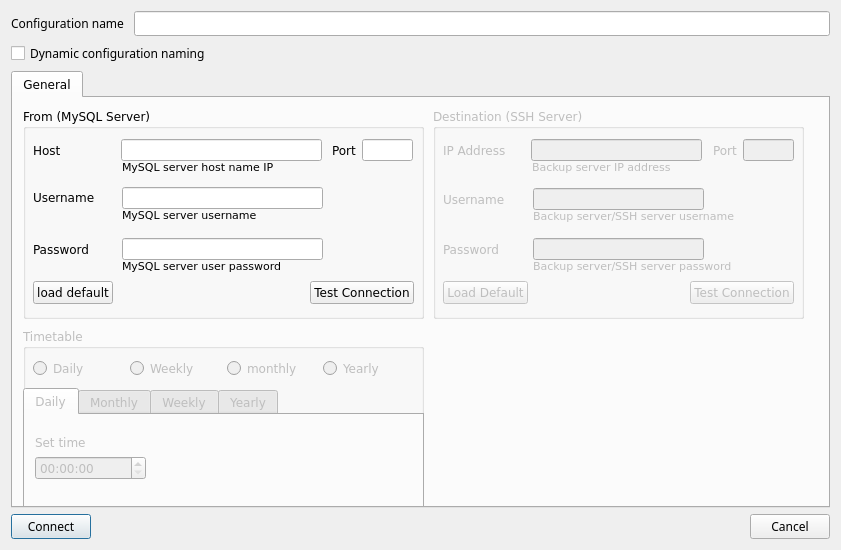
The window that mysqlsettings.ui (tonycool7/masters_diploma) describes before a commit, drawn with Qt 5.
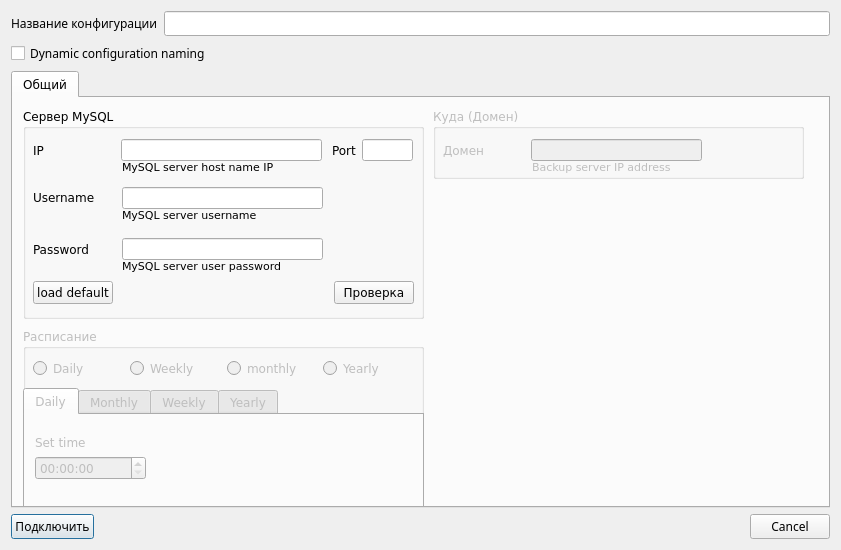
The same window after the commit.

```diff
--- a/mysqlsettings.ui
+++ b/mysqlsettings.ui
@@ -30,7 +30,7 @@
      <item>
       <widget class="QLabel" name="label">
        <property name="text">
-        <string>Configuration name </string>
+        <string>Название конфигурации</string>
        </property>
       </widget>
      </item>
@@ -66,9 +66,12 @@
      <property name="currentIndex">
       <number>0</number>
      </property>
+     <property name="tabBarAutoHide">
+      <bool>false</bool>
+     </property>
      <widget class="QWidget" name="tab">
       <attribute name="title">
-       <string>General</string>
+       <string>Общий</string>
       </attribute>
       <widget class="QGroupBox" name="groupBox">
        <property name="geometry">
@@ -80,7 +83,7 @@
         </rect>
        </property>
        <property name="title">
-        <string>From (MySQL Server)</string>
+        <string>Сервер MySQL</string>
        </property>
        <widget class="QLabel" name="label_7">
         <property name="geometry">
@@ -118,7 +121,7 @@
          <rect>
           <x>10</x>
           <y>80</y>
-          <width>81</width>
+          <width>125</width>
           <height>19</height>
          </rect>
         </property>
@@ -186,7 +189,7 @@
          <item>
           <widget class="QLabel" name="label_2">
            <property name="text">
-            <string>Host</string>
+            <string>IP</string>
            </property>
           </widget>
          </item>
@@ -286,7 +289,7 @@
          <item>
           <widget class="QPushButton" name="mysql_test_connection_btn">
            <property name="text">
-            <string>Test Connection</string>
+            <string>Проверка</string>
            </property>
           </widget>
          </item>
@@ -334,25 +337,12 @@
          <x>420</x>
          <y>10</y>
          <width>371</width>
-         <height>211</height>
+         <height>71</height>
         </rect>
        </property>
        <property name="title">
-        <string>Destination (SSH Server)</string>
+        <string>Куда (Домен)</string>
        </property>
-       <widget class="QLabel" name="label_10">
-        <property name="geometry">
-         <rect>
-          <x>280</x>
-          <y>34</y>
-          <width>31</width>
-          <height>16</height>
-         </rect>
-        </property>
-        <property name="text">
-         <string>Port</string>
-        </property>
-       </widget>
        <widget class="QLineEdit" name="mysql_backup_ip">
         <property name="geometry">
          <rect>
@@ -376,7 +366,7 @@
          <item>
           <widget class="QLabel" name="label_13">
            <property name="text">
-            <string>IP Address</string>
+            <string>Домен</string>
            </property>
           </widget>
          </item>
@@ -395,16 +385,6 @@
          </item>
         </layout>
        </widget>
-       <widget class="QLineEdit" name="mysql_port_2">
-        <property name="geometry">
-         <rect>
-          <x>310</x>
-          <y>31</y>
-          <width>51</width>
-          <height>22</height>
-         </rect>
-        </property>
-       </widget>
        <widget class="QLabel" name="label_14">
         <property name="geometry">
          <rect>
@@ -423,165 +403,6 @@
          <string>Backup server IP address</string>
         </property>
        </widget>
-       <widget class="QWidget" name="layoutWidget_7">
-        <property name="geometry">
-         <rect>
-          <x>10</x>
-          <y>173</y>
-          <width>351</width>
-          <height>24</height>
-         </rect>
-        </property>
-        <layout class="QHBoxLayout" name="horizontalLayout_9">
-         <item>
-          <widget class="QPushButton" name="loadSSHDefault">
-           <property name="text">
-            <string>Load Default</string>
-           </property>
-          </widget>
-         </item>
-         <item>
-          <spacer name="horizontalSpacer_8">
-           <property name="orientation">
-            <enum>Qt::Horizontal</enum>
-           </property>
-           <property name="sizeHint" stdset="0">
-            <size>
-             <width>198</width>
-             <height>20</height>
-            </size>
-           </property>
-          </spacer>
-         </item>
-         <item>
-          <widget class="QPushButton" name="mysql_ssh_testConnection_btn">
-           <property name="text">
-            <string>Test Connection</string>
-           </property>
-          </widget>
-         </item>
-        </layout>
-       </widget>
-       <widget class="QLineEdit" name="mysql_backup_username">
-        <property name="geometry">
-         <rect>
-          <x>100</x>
-          <y>80</y>
-          <width>171</width>
-          <height>22</height>
-         </rect>
-        </property>
-       </widget>
-       <widget class="QLineEdit" name="mysql_backup_password">
-        <property name="geometry">
-         <rect>
-          <x>100</x>
-          <y>130</y>
-          <width>171</width>
-          <height>22</height>
-         </rect>
-        </property>
-       </widget>
-       <widget class="QLabel" name="label_23">
-        <property name="geometry">
-         <rect>
-          <x>100</x>
-          <y>100</y>
-          <width>231</width>
-          <height>16</height>
-         </rect>
-        </property>
-        <property name="font">
-         <font>
-          <pointsize>8</pointsize>
-         </font>
-        </property>
-        <property name="text">
-         <string>Backup server/SSH server username</string>
-        </property>
-       </widget>
-       <widget class="QLabel" name="label_24">
-        <property name="geometry">
-         <rect>
-          <x>100</x>
-          <y>150</y>
-          <width>231</width>
-          <height>16</height>
-         </rect>
-        </property>
-        <property name="font">
-         <font>
-          <pointsize>8</pointsize>
-         </font>
-        </property>
-        <property name="text">
-         <string>Backup server/SSH server password</string>
-        </property>
-       </widget>
-       <widget class="QWidget" name="layoutWidget">
-        <property name="geometry">
-         <rect>
-          <x>10</x>
-          <y>80</y>
-          <width>83</width>
-          <height>22</height>
-         </rect>
-        </property>
-        <layout class="QHBoxLayout" name="horizontalLayout_13">
-         <item>
-          <widget class="QLabel" name="label_21">
-           <property name="text">
-            <string>Username</string>
-           </property>
-          </widget>
-         </item>
-         <item>
-          <spacer name="horizontalSpacer_6">
-           <property name="orientation">
-            <enum>Qt::Horizontal</enum>
-           </property>
-           <property name="sizeHint" stdset="0">
-            <size>
-             <width>13</width>
-             <height>20</height>
-            </size>
-           </property>
-          </spacer>
-         </item>
-        </layout>
-       </widget>
-       <widget class="QWidget" name="layoutWidget">
-        <property name="geometry">
-         <rect>
-          <x>10</x>
-          <y>130</y>
-          <width>78</width>
-          <height>22</height>
-         </rect>
-        </property>
-        <layout class="QHBoxLayout" name="horizontalLayout_14">
-         <item>
-          <widget class="QLabel" name="label_22">
-           <property name="text">
-            <string>Password</string>
-           </property>
-          </widget>
-         </item>
-         <item>
-          <spacer name="horizontalSpacer_9">
-           <property name="orientation">
-            <enum>Qt::Horizontal</enum>
-           </property>
-           <property name="sizeHint" stdset="0">
-            <size>
-             <width>13</width>
-             <height>20</height>
-            </size>
-           </property>
-          </spacer>
-         </item>
-        </layout>
-       </widget>
       </widget>
       <widget class="QGroupBox" name="mysql_timetable">
        <property name="enabled">
@@ -596,7 +417,7 @@
         </rect>
        </property>
        <property name="title">
-        <string>Timetable</string>
+        <string>Расписание</string>
        </property>
        <widget class="QTabWidget" name="mysql_timetable_tabwidget">
         <property name="enabled">
@@ -1061,7 +882,7 @@
         <bool>true</bool>
        </property>
        <property name="text">
-        <string>Connect</string>
+        <string>Подключить</string>
        </property>
        <property name="default">
         <bool>true</bool>
```
Left out of the diff: 4 changed lines with no effect on the pictures.
